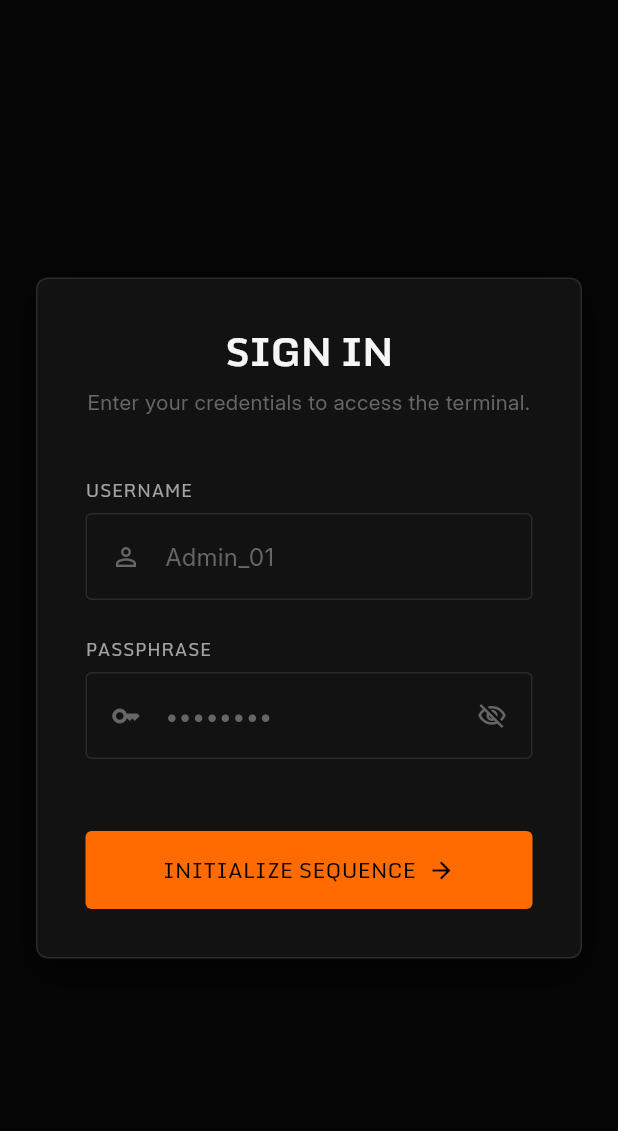
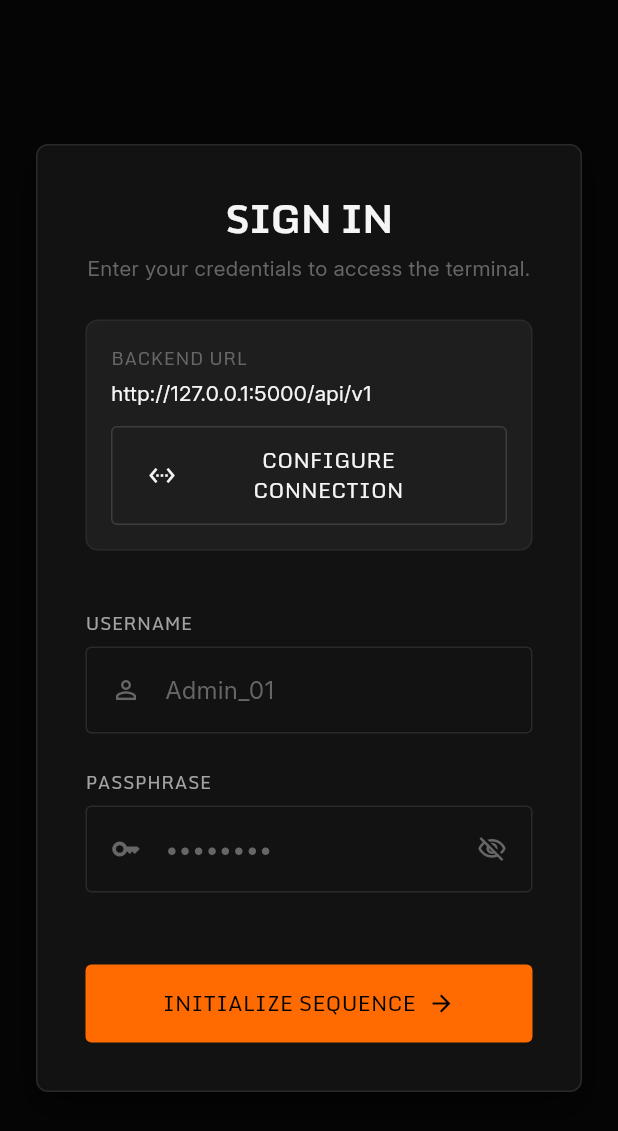
Before and after one commit to hmyunis/telpozt, a Flutter app: the screen it shows after launch, on a phone screen of 412 x 824 dp. Shown: the top 1131 px of the screen. Run offline on Flutter 3.47's test engine with Material 3 defaults, Android fonts, the phone set to English and light mode, and no system bars; our stand-ins replace dio, flutter_datetime_picker_plus, flutter_riverpod, flutter_secure_storage, go_router, local_auth and 3 more.

Commit message:
feat: Enhance login screen with backend URL display and connection setup button

```diff
--- a/client/lib/core/router/router.dart
+++ b/client/lib/core/router/router.dart
@@ -42,7 +42,7 @@ final routerProvider = Provider<GoRouter>((ref) {
     refreshListenable: authNotifier,
     redirect: (context, state) {
       final isAuthenticated = authState.isAuthenticated;
-      final isResolvingAuth = authState.isChecking || authState.isLoading;
+      final isResolvingAuth = authState.isChecking;
       final isSplashRoute = state.matchedLocation == Routes.splash;
       final isLoginRoute = state.matchedLocation == Routes.login;
       final isConnectionRoute = state.matchedLocation == Routes.connectionSetup;
@@ -51,7 +51,7 @@ final routerProvider = Provider<GoRouter>((ref) {
         return (isSplashRoute || isConnectionRoute) ? null : Routes.splash;
       }
 
-      if (!isAuthenticated && !isLoginRoute) {
+      if (!isAuthenticated && !isLoginRoute && !isConnectionRoute) {
         return Routes.login;
       }
       if (isAuthenticated && (isLoginRoute || isSplashRoute)) {
--- a/client/lib/features/auth/login_screen.dart
+++ b/client/lib/features/auth/login_screen.dart
@@ -2,6 +2,7 @@ import 'package:flutter/material.dart';
 import 'package:flutter_riverpod/flutter_riverpod.dart';
 import 'package:go_router/go_router.dart';
 import '../../core/api/api_error.dart';
+import '../../core/api/api_client.dart';
 import '../../core/auth/auth_provider.dart';
 import '../../core/router/routes.dart';
 import '../../core/theme/app_colors.dart';
@@ -23,6 +24,13 @@ class _LoginScreenState extends ConsumerState<LoginScreen> {
   bool _obscurePassword = true;
   String? _errorMessage;
   bool _isLoading = false;
+
+  Future<void> _openConnectionSetup() async {
+    await context.push(Routes.connectionSetup);
+    if (mounted) {
+      setState(() {});
+    }
+  }
 
   @override
   void dispose() {
@@ -56,6 +64,10 @@ class _LoginScreenState extends ConsumerState<LoginScreen> {
 
   @override
   Widget build(BuildContext context) {
+    final savedBackendUrl = normalizeBackendBaseUrl(
+      ref.read(prefsStorageProvider).backendBaseUrl,
+    );
+
     return Scaffold(
       body: SafeArea(
         child: Center(
@@ -90,6 +102,42 @@ class _LoginScreenState extends ConsumerState<LoginScreen> {
                         style: AppTextStyles.bodyMd
                             .copyWith(color: AppColors.textMutedOf(context)),
                         textAlign: TextAlign.center),
+                    const SizedBox(height: 24.0),
+                    Container(
+                      padding: const EdgeInsets.all(16),
+                      decoration: BoxDecoration(
+                        color: AppColors.elevatedOf(context),
+                        borderRadius: BorderRadius.circular(8),
+                        border: Border.all(
+                          color: AppColors.borderSubtleOf(context),
+                        ),
+                      ),
+                      child: Column(
+                        crossAxisAlignment: CrossAxisAlignment.stretch,
+                        children: [
+                          Text(
+                            'BACKEND URL',
+                            style: AppTextStyles.labelMd.copyWith(
+                              color: AppColors.textMutedOf(context),
+                            ),
+                          ),
+                          const SizedBox(height: 6),
+                          Text(
+                            savedBackendUrl,
+                            style: AppTextStyles.bodyMd.copyWith(
+                              color: AppColors.textPrimaryOf(context),
+                            ),
+                          ),
+                          const SizedBox(height: 12),
+                          CustomButton(
+                            label: 'CONFIGURE CONNECTION',
+                            variant: CustomButtonVariant.outline,
+                            onPressed: _openConnectionSetup,
+                            icon: Icons.settings_ethernet,
+                          ),
+                        ],
+                      ),
+                    ),
                     const SizedBox(height: 40.0),
                     CustomTextField(
                       label: 'USERNAME',
@@ -136,7 +184,7 @@ class _LoginScreenState extends ConsumerState<LoginScreen> {
                         ),
                         child: Row(
                           children: [
-                            Icon(Icons.warning_amber_rounded,
+                            const Icon(Icons.warning_amber_rounded,
                                 color: AppColors.danger, size: 16),
                             const SizedBox(width: 8),
                             Expanded(
```
